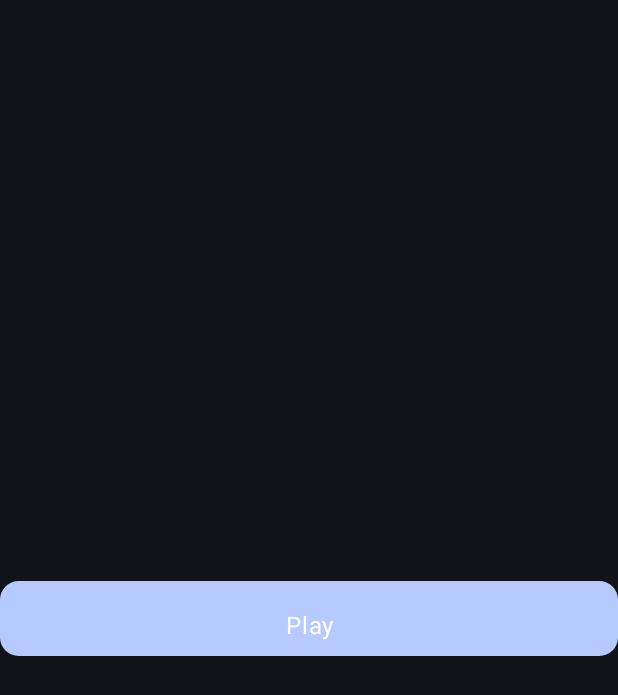
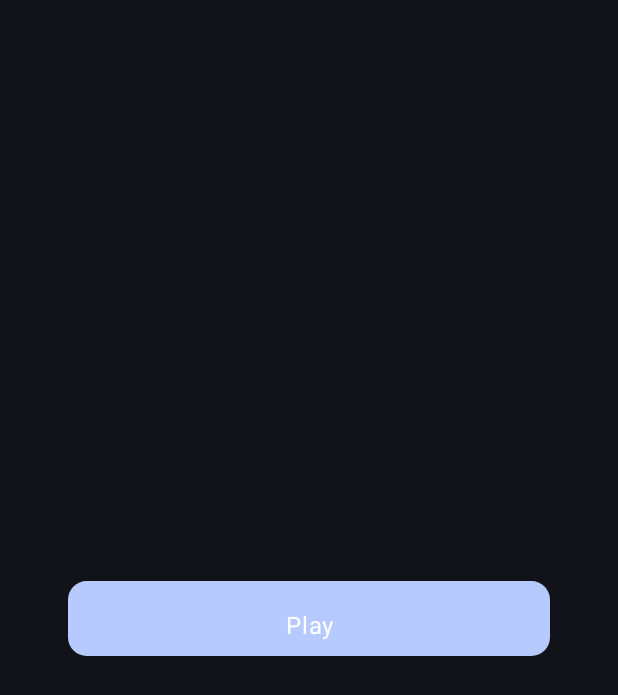
Before and after one commit to devstromo/tic_tac_toe_jetpack_compose, an Android app built with Jetpack Compose: the screen it shows after launch (MainActivity), on a phone screen of 412 x 824 dp. Shown: the top 695 px of the screen. Run offline under Robolectric (Android 15) with nearby library versions, the light colour scheme and no system bars.

Commit message:
Advanced Tic Tac Toe Jetpack Compose | add horizontal padding to initial screen

```diff
--- a/app/src/main/java/com/devstromo/advancedtictactoe/presentation/initial/InitialScreen.kt
+++ b/app/src/main/java/com/devstromo/advancedtictactoe/presentation/initial/InitialScreen.kt
@@ -3,8 +3,10 @@ package com.devstromo.advancedtictactoe.presentation.initial
 import androidx.compose.foundation.layout.Arrangement
 import androidx.compose.foundation.layout.Column
 import androidx.compose.foundation.layout.fillMaxSize
+import androidx.compose.foundation.layout.padding
 import androidx.compose.runtime.Composable
 import androidx.compose.ui.Modifier
+import androidx.compose.ui.unit.dp
 import androidx.navigation.NavController
 import com.devstromo.advancedtictactoe.navigation.Screen
 import com.devstromo.advancedtictactoe.presentation.components.CustomButton
@@ -16,7 +18,10 @@ fun InitialScreen(
 ) {
     Column(
         modifier = modifier
-            .fillMaxSize(),
+            .fillMaxSize()
+            .padding(
+                horizontal = 45.dp,
+            ),
         verticalArrangement = Arrangement.Center
     ) {
         CustomButton(
```
